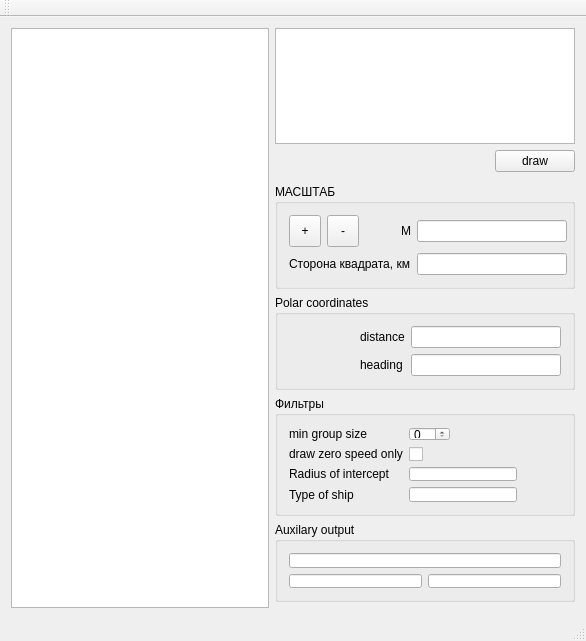
Old version of the form mainwindow.ui in the repository dzmat/sh5_viewer.
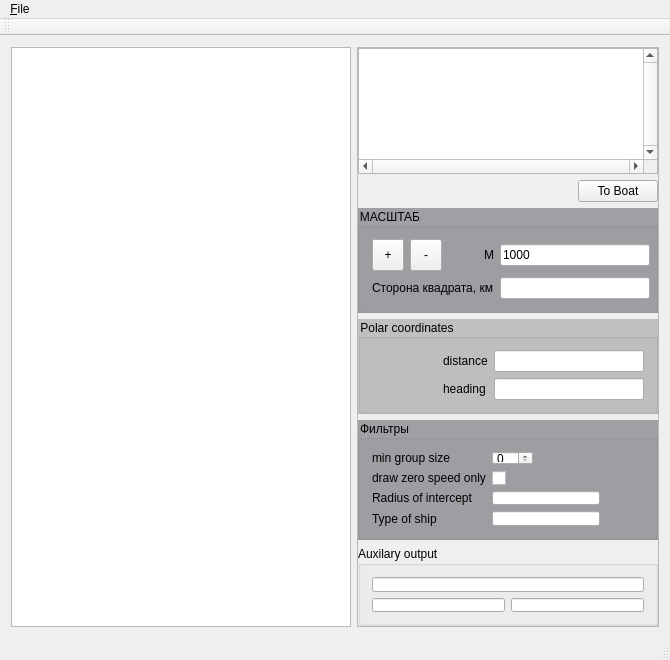
New version of the form.

What changed in the file:
```diff
--- a/mainwindow.ui
+++ b/mainwindow.ui
@@ -6,52 +6,16 @@
    <rect>
     <x>0</x>
     <y>0</y>
-    <width>586</width>
-    <height>641</height>
+    <width>670</width>
+    <height>660</height>
    </rect>
   </property>
   <property name="windowTitle">
    <string>MainWindow</string>
   </property>
   <widget class="QWidget" name="centralWidget">
-   <layout class="QGridLayout" name="gridLayout">
-    <item row="9" column="1">
-     <widget class="QGroupBox" name="groupBox_auxilary">
-      <property name="sizePolicy">
-       <sizepolicy hsizetype="Fixed" vsizetype="Fixed">
-        <horstretch>0</horstretch>
-        <verstretch>0</verstretch>
-       </sizepolicy>
-      </property>
-      <property name="minimumSize">
-       <size>
-        <width>300</width>
-        <height>80</height>
-       </size>
-      </property>
-      <property name="maximumSize">
-       <size>
-        <width>300</width>
-        <height>80</height>
-       </size>
-      </property>
-      <property name="title">
-       <string>Auxilary output</string>
-      </property>
-      <layout class="QGridLayout" name="gridLayout_5">
-       <item row="0" column="0" colspan="2">
-        <widget class="QLineEdit" name="lineEdit_7"/>
-       </item>
-       <item row="1" column="0">
-        <widget class="QLineEdit" name="lineEdit_8"/>
-       </item>
-       <item row="1" column="1">
-        <widget class="QLineEdit" name="lineEdit_9"/>
-       </item>
-      </layout>
-     </widget>
-    </item>
-    <item row="0" column="0" rowspan="11">
+   <layout class="QHBoxLayout" name="horizontalLayout">
+    <item>
      <widget class="QGraphicsView" name="graphicsView">
       <property name="sizePolicy">
        <sizepolicy hsizetype="Expanding" vsizetype="Expanding">
@@ -59,125 +23,75 @@
         <verstretch>0</verstretch>
        </sizepolicy>
       </property>
+      <property name="backgroundBrush">
+       <brush brushstyle="SolidPattern">
+        <color alpha="255">
+         <red>255</red>
+         <green>255</green>
+         <blue>204</blue>
+        </color>
+       </brush>
+      </property>
      </widget>
     </item>
-    <item row="8" column="1">
-     <widget class="QGroupBox" name="groupBox_filters">
-      <property name="sizePolicy">
-       <sizepolicy hsizetype="Fixed" vsizetype="Fixed">
-        <horstretch>0</horstretch>
-        <verstretch>0</verstretch>
-       </sizepolicy>
+    <item>
+     <widget class="QFrame" name="frame_right">
+      <property name="frameShape">
+       <enum>QFrame::StyledPanel</enum>
       </property>
-      <property name="minimumSize">
-       <size>
-        <width>300</width>
-        <height>0</height>
-       </size>
+      <property name="frameShadow">
+       <enum>QFrame::Raised</enum>
       </property>
-      <property name="maximumSize">
-       <size>
-        <width>300</width>
-        <height>120</height>
-       </size>
-      </property>
-      <property name="title">
-       <string>Фильтры</string>
-      </property>
-      <layout class="QFormLayout" name="formLayout">
-       <item row="0" column="0">
-        <widget class="QLabel" name="label_5">
+      <layout class="QVBoxLayout" name="verticalLayout">
+       <property name="leftMargin">
+        <number>0</number>
+       </property>
+       <property name="topMargin">
+        <number>0</number>
+       </property>
+       <property name="rightMargin">
+        <number>0</number>
+       </property>
+       <property name="bottomMargin">
+        <number>0</number>
+       </property>
+       <item>
+        <widget class="QTextEdit" name="textEdit_Memo1">
          <property name="sizePolicy">
-          <sizepolicy hsizetype="Fixed" vsizetype="Preferred">
+          <sizepolicy hsizetype="Fixed" vsizetype="Expanding">
            <horstretch>0</horstretch>
            <verstretch>0</verstretch>
           </sizepolicy>
          </property>
-         <property name="text">
-          <string>min group size</string>
-         </property>
-        </widget>
-       </item>
-       <item row="0" column="1">
-        <widget class="QSpinBox" name="spinBox">
-         <property name="sizePolicy">
-          <sizepolicy hsizetype="Fixed" vsizetype="Fixed">
-           <horstretch>0</horstretch>
-           <verstretch>0</verstretch>
-          </sizepolicy>
-         </property>
          <property name="minimumSize">
           <size>
-           <width>30</width>
+           <width>300</width>
            <height>0</height>
           </size>
          </property>
-        </widget>
-       </item>
-       <item row="1" column="0">
-        <widget class="QLabel" name="label_8">
-         <property name="text">
-          <string>draw zero speed only</string>
+         <property name="verticalScrollBarPolicy">
+          <enum>Qt::ScrollBarAlwaysOn</enum>
          </property>
-        </widget>
-       </item>
-       <item row="1" column="1">
-        <widget class="QCheckBox" name="checkBox">
-         <property name="sizePolicy">
-          <sizepolicy hsizetype="Fixed" vsizetype="Fixed">
-           <horstretch>0</horstretch>
-           <verstretch>0</verstretch>
-          </sizepolicy>
+         <property name="horizontalScrollBarPolicy">
+          <enum>Qt::ScrollBarAlwaysOn</enum>
          </property>
-         <property name="text">
-          <string/>
-         </property>
         </widget>
        </item>
-       <item row="2" column="0">
-        <widget class="QLabel" name="label_6">
+       <item alignment="Qt::AlignRight">
+        <widget class="QPushButton" name="pbToBoat">
          <property name="sizePolicy">
-          <sizepolicy hsizetype="Fixed" vsizetype="Preferred">
-           <horstretch>0</horstretch>
-           <verstretch>0</verstretch>
-          </sizepolicy>
-         </property>
-         <property name="text">
-          <string>Radius of intercept</string>
-         </property>
-        </widget>
-       </item>
-       <item row="2" column="1">
-        <widget class="QLineEdit" name="lineEdit_5">
-         <property name="sizePolicy">
           <sizepolicy hsizetype="Fixed" vsizetype="Fixed">
            <horstretch>0</horstretch>
            <verstretch>0</verstretch>
           </sizepolicy>
          </property>
-         <property name="minimumSize">
-          <size>
-           <width>100</width>
-           <height>0</height>
-          </size>
-         </property>
-        </widget>
-       </item>
-       <item row="3" column="0">
-        <widget class="QLabel" name="label_7">
-         <property name="sizePolicy">
-          <sizepolicy hsizetype="Fixed" vsizetype="Preferred">
-           <horstretch>0</horstretch>
-           <verstretch>0</verstretch>
-          </sizepolicy>
-         </property>
          <property name="text">
-          <string>Type of ship</string>
+          <string>To Boat</string>
          </property>
         </widget>
        </item>
-       <item row="3" column="1">
-        <widget class="QLineEdit" name="lineEdit_6">
+       <item>
+        <widget class="QGroupBox" name="groupBox_scale">
          <property name="sizePolicy">
           <sizepolicy hsizetype="Fixed" vsizetype="Fixed">
            <horstretch>0</horstretch>
@@ -186,83 +100,115 @@
          </property>
          <property name="minimumSize">
           <size>
-           <width>100</width>
+           <width>300</width>
            <height>0</height>
           </size>
          </property>
-        </widget>
-       </item>
-      </layout>
-     </widget>
-    </item>
-    <item row="0" column="1" rowspan="4">
-     <widget class="QTextEdit" name="textEdit">
-      <property name="sizePolicy">
-       <sizepolicy hsizetype="Fixed" vsizetype="Expanding">
-        <horstretch>0</horstretch>
-        <verstretch>0</verstretch>
-       </sizepolicy>
-      </property>
-      <property name="minimumSize">
-       <size>
-        <width>300</width>
-        <height>0</height>
-       </size>
-      </property>
-     </widget>
-    </item>
-    <item row="7" column="1">
-     <widget class="QGroupBox" name="groupBox_polarCoords">
-      <property name="sizePolicy">
-       <sizepolicy hsizetype="Fixed" vsizetype="Fixed">
-        <horstretch>0</horstretch>
-        <verstretch>0</verstretch>
-       </sizepolicy>
-      </property>
-      <property name="minimumSize">
-       <size>
-        <width>300</width>
-        <height>0</height>
-       </size>
-      </property>
-      <property name="maximumSize">
-       <size>
-        <width>300</width>
-        <height>16777215</height>
-       </size>
-      </property>
-      <property name="title">
-       <string>Polar coordinates</string>
-      </property>
-      <layout class="QGridLayout" name="gridLayout_4">
-       <item row="0" column="0">
-        <spacer name="horizontalSpacer">
-         <property name="orientation">
-          <enum>Qt::Horizontal</enum>
-         </property>
-         <property name="sizeHint" stdset="0">
+         <property name="maximumSize">
           <size>
-           <width>67</width>
-           <height>20</height>
+           <width>300</width>
+           <height>16777215</height>
           </size>
          </property>
-        </spacer>
-       </item>
-       <item row="0" column="1">
-        <widget class="QLabel" name="label_3">
-         <property name="sizePolicy">
-          <sizepolicy hsizetype="Fixed" vsizetype="Preferred">
-           <horstretch>0</horstretch>
-           <verstretch>0</verstretch>
-          </sizepolicy>
+         <property name="styleSheet">
+          <string notr="true">QGroupBox{ background: rgb(160, 160, 164) }</string>
          </property>
-         <property name="text">
-          <string>distance</string>
+         <property name="title">
+          <string>МАСШТАБ</string>
          </property>
+         <layout class="QGridLayout" name="gridLayout_2">
+          <item row="0" column="3">
+           <widget class="QLineEdit" name="e_coef">
+            <property name="sizePolicy">
+             <sizepolicy hsizetype="Fixed" vsizetype="Fixed">
+              <horstretch>0</horstretch>
+              <verstretch>0</verstretch>
+             </sizepolicy>
+            </property>
+            <property name="minimumSize">
+             <size>
+              <width>150</width>
+              <height>0</height>
+             </size>
+            </property>
+            <property name="text">
+             <string>1000</string>
+            </property>
+           </widget>
+          </item>
+          <item row="0" column="0">
+           <widget class="QToolButton" name="tbZoomIn">
+            <property name="minimumSize">
+             <size>
+              <width>32</width>
+              <height>32</height>
+             </size>
+            </property>
+            <property name="text">
+             <string>+</string>
+            </property>
+           </widget>
+          </item>
+          <item row="1" column="0" colspan="3" alignment="Qt::AlignRight">
+           <widget class="QLabel" name="label_2">
+            <property name="sizePolicy">
+             <sizepolicy hsizetype="Fixed" vsizetype="Fixed">
+              <horstretch>0</horstretch>
+              <verstretch>0</verstretch>
+             </sizepolicy>
+            </property>
+            <property name="text">
+             <string>Сторона квадрата, км</string>
+            </property>
+           </widget>
+          </item>
+          <item row="0" column="2" alignment="Qt::AlignRight">
+           <widget class="QLabel" name="label">
+            <property name="sizePolicy">
+             <sizepolicy hsizetype="Fixed" vsizetype="Fixed">
+              <horstretch>0</horstretch>
+              <verstretch>0</verstretch>
+             </sizepolicy>
+            </property>
+            <property name="text">
+             <string>M</string>
+            </property>
+           </widget>
+          </item>
+          <item row="0" column="1">
+           <widget class="QToolButton" name="tbZoomOut">
+            <property name="minimumSize">
+             <size>
+              <width>32</width>
+              <height>32</height>
+             </size>
+            </property>
+            <property name="text">
+             <string>-</string>
+            </property>
+           </widget>
+          </item>
+          <item row="1" column="3">
+           <widget class="QLineEdit" name="e_sq_size">
+            <property name="sizePolicy">
+             <sizepolicy hsizetype="Fixed" vsizetype="Fixed">
+              <horstretch>0</horstretch>
+              <verstretch>0</verstretch>
+             </sizepolicy>
+            </property>
+            <property name="minimumSize">
+             <size>
+              <width>150</width>
+              <height>0</height>
+             </size>
+            </property>
+           </widget>
+          </item>
+         </layout>
         </widget>
        </item>
-       <item row="0" column="2">
-        <widget class="QLineEdit" name="lineEdit_3">
+       <item>
+        <widget class="QGroupBox" name="groupBox_polarCoords">
          <property name="sizePolicy">
           <sizepolicy hsizetype="Fixed" vsizetype="Fixed">
            <horstretch>0</horstretch>
@@ -271,70 +217,99 @@
          </property>
          <property name="minimumSize">
           <size>
-           <width>150</width>
+           <width>300</width>
            <height>0</height>
           </size>
          </property>
-        </widget>
-       </item>
-       <item row="1" column="1">
-        <widget class="QLabel" name="label_4">
-         <property name="sizePolicy">
-          <sizepolicy hsizetype="Fixed" vsizetype="Preferred">
-           <horstretch>0</horstretch>
-           <verstretch>0</verstretch>
-          </sizepolicy>
-         </property>
-         <property name="text">
-          <string>heading</string>
-         </property>
-        </widget>
-       </item>
-       <item row="1" column="2">
-        <widget class="QLineEdit" name="lineEdit_4">
-         <property name="sizePolicy">
-          <sizepolicy hsizetype="Fixed" vsizetype="Fixed">
-           <horstretch>0</horstretch>
-           <verstretch>0</verstretch>
-          </sizepolicy>
-         </property>
-         <property name="minimumSize">
+         <property name="maximumSize">
           <size>
-           <width>150</width>
-           <height>0</height>
+           <width>300</width>
+           <height>16777215</height>
           </size>
          </property>
+         <property name="styleSheet">
+          <string notr="true">QGroupBox{ background:rgb(192, 192, 192)}</string>
+         </property>
+         <property name="title">
+          <string>Polar coordinates</string>
+         </property>
+         <layout class="QGridLayout" name="gridLayout_4">
+          <item row="0" column="0">
+           <spacer name="horizontalSpacer">
+            <property name="orientation">
+             <enum>Qt::Horizontal</enum>
+            </property>
+            <property name="sizeHint" stdset="0">
+             <size>
+              <width>67</width>
+              <height>20</height>
+             </size>
+            </property>
+           </spacer>
+          </item>
+          <item row="0" column="1">
+           <widget class="QLabel" name="label_3">
+            <property name="sizePolicy">
+             <sizepolicy hsizetype="Fixed" vsizetype="Preferred">
+              <horstretch>0</horstretch>
+              <verstretch>0</verstretch>
+             </sizepolicy>
+            </property>
+            <property name="text">
+             <string>distance</string>
+            </property>
+           </widget>
+          </item>
+          <item row="0" column="2">
+           <widget class="QLineEdit" name="e_dist">
+            <property name="sizePolicy">
+             <sizepolicy hsizetype="Fixed" vsizetype="Fixed">
+              <horstretch>0</horstretch>
+              <verstretch>0</verstretch>
+             </sizepolicy>
+            </property>
+            <property name="minimumSize">
+             <size>
+              <width>150</width>
+              <height>0</height>
+             </size>
+            </property>
+           </widget>
+          </item>
+          <item row="1" column="1">
+           <widget class="QLabel" name="label_4">
+            <property name="sizePolicy">
+             <sizepolicy hsizetype="Fixed" vsizetype="Preferred">
+              <horstretch>0</horstretch>
+              <verstretch>0</verstretch>
+             </sizepolicy>
+            </property>
+            <property name="text">
+             <string>heading</string>
+            </property>
+           </widget>
+          </item>
+          <item row="1" column="2">
+           <widget class="QLineEdit" name="e_head">
+            <property name="sizePolicy">
+             <sizepolicy hsizetype="Fixed" vsizetype="Fixed">
+              <horstretch>0</horstretch>
+              <verstretch>0</verstretch>
+             </sizepolicy>
+            </property>
+            <property name="minimumSize">
+             <size>
+              <width>150</width>
+              <height>0</height>
+             </size>
+            </property>
+           </widget>
+          </item>
+         </layout>
         </widget>
        </item>
-      </layout>
-     </widget>
-    </item>
-    <item row="6" column="1">
-     <widget class="QGroupBox" name="groupBox_scale">
-      <property name="sizePolicy">
-       <sizepolicy hsizetype="Fixed" vsizetype="Fixed">
-        <horstretch>0</horstretch>
-        <verstretch>0</verstretch>
-       </sizepolicy>
-      </property>
-      <property name="minimumSize">
-       <size>
-        <width>300</width>
-        <height>0</height>
-       </size>
-      </property>
-      <property name="maximumSize">
-       <size>
-        <width>300</width>
-        <height>16777215</height>
-       </size>
-      </property>
-      <property name="title">
-       <string>МАСШТАБ</string>
-      </property>
-      <layout class="QGridLayout" name="gridLayout_2">
-       <item row="1" column="3">
-        <widget class="QLineEdit" name="lineEdit_2">
+       <item>
+        <widget class="QGroupBox" name="groupBox_filters">
          <property name="sizePolicy">
           <sizepolicy hsizetype="Fixed" vsizetype="Fixed">
            <horstretch>0</horstretch>
@@ -343,27 +318,138 @@
          </property>
          <property name="minimumSize">
           <size>
-           <width>150</width>
+           <width>300</width>
            <height>0</height>
           </size>
          </property>
-        </widget>
-       </item>
-       <item row="0" column="1">
-        <widget class="QToolButton" name="toolButton_2">
-         <property name="minimumSize">
+         <property name="maximumSize">
           <size>
-           <width>32</width>
-           <height>32</height>
+           <width>300</width>
+           <height>120</height>
           </size>
          </property>
-         <property name="text">
-          <string>-</string>
+         <property name="styleSheet">
+          <string notr="true">QGroupBox{ background: rgb(160, 160, 164) }</string>
          </property>
+         <property name="title">
+          <string>Фильтры</string>
+         </property>
+         <layout class="QFormLayout" name="formLayout">
+          <item row="0" column="0">
+           <widget class="QLabel" name="label_5">
+            <property name="sizePolicy">
+             <sizepolicy hsizetype="Fixed" vsizetype="Preferred">
+              <horstretch>0</horstretch>
+              <verstretch>0</verstretch>
+             </sizepolicy>
+            </property>
+            <property name="text">
+             <string>min group size</string>
+            </property>
+           </widget>
+          </item>
+          <item row="0" column="1">
+           <widget class="QSpinBox" name="spinMinGroup">
+            <property name="sizePolicy">
+             <sizepolicy hsizetype="Fixed" vsizetype="Fixed">
+              <horstretch>0</horstretch>
+              <verstretch>0</verstretch>
+             </sizepolicy>
+            </property>
+            <property name="minimumSize">
+             <size>
+              <width>30</width>
+              <height>0</height>
+             </size>
+            </property>
+            <property name="toolTip">
+             <string>Минимальное количеcтво кораблей в группе к отриcовке</string>
+            </property>
+           </widget>
+          </item>
+          <item row="1" column="0">
+           <widget class="QLabel" name="label_8">
+            <property name="text">
+             <string>draw zero speed only</string>
+            </property>
+           </widget>
+          </item>
+          <item row="1" column="1">
+           <widget class="QCheckBox" name="chZeroSpeeds">
+            <property name="sizePolicy">
+             <sizepolicy hsizetype="Fixed" vsizetype="Fixed">
+              <horstretch>0</horstretch>
+              <verstretch>0</verstretch>
+             </sizepolicy>
+            </property>
+            <property name="text">
+             <string/>
+            </property>
+           </widget>
+          </item>
+          <item row="2" column="0">
+           <widget class="QLabel" name="label_6">
+            <property name="sizePolicy">
+             <sizepolicy hsizetype="Fixed" vsizetype="Preferred">
+              <horstretch>0</horstretch>
+              <verstretch>0</verstretch>
+             </sizepolicy>
+            </property>
+            <property name="text">
+             <string>Radius of intercept</string>
+            </property>
+           </widget>
+          </item>
+          <item row="2" column="1">
+           <widget class="QLineEdit" name="eradius_of_intercept">
+            <property name="sizePolicy">
+             <sizepolicy hsizetype="Fixed" vsizetype="Fixed">
+              <horstretch>0</horstretch>
+              <verstretch>0</verstretch>
+             </sizepolicy>
+            </property>
+            <property name="minimumSize">
+             <size>
+              <width>100</width>
+              <height>0</height>
+             </size>
+            </property>
+           </widget>
+          </item>
+          <item row="3" column="0">
+           <widget class="QLabel" name="label_7">
+            <property name="sizePolicy">
+             <sizepolicy hsizetype="Fixed" vsizetype="Preferred">
+              <horstretch>0</horstretch>
+              <verstretch>0</verstretch>
+             </sizepolicy>
+            </property>
+            <property name="text">
+             <string>Type of ship</string>
+            </property>
+           </widget>
+          </item>
+          <item row="3" column="1">
+           <widget class="QLineEdit" name="e_flt_type_of_ship">
+            <property name="sizePolicy">
+             <sizepolicy hsizetype="Fixed" vsizetype="Fixed">
+              <horstretch>0</horstretch>
+              <verstretch>0</verstretch>
+             </sizepolicy>
+            </property>
+            <property name="minimumSize">
+             <size>
+              <width>100</width>
+              <height>0</height>
+             </size>
+            </property>
+           </widget>
+          </item>
+         </layout>
         </widget>
        </item>
-       <item row="0" column="3">
-        <widget class="QLineEdit" name="lineEdit">
+       <item>
+        <widget class="QGroupBox" name="groupBox_auxilary">
          <property name="sizePolicy">
           <sizepolicy hsizetype="Fixed" vsizetype="Fixed">
            <horstretch>0</horstretch>
@@ -372,67 +458,39 @@
          </property>
          <property name="minimumSize">
           <size>
-           <width>150</width>
-           <height>0</height>
+           <width>300</width>
+           <height>80</height>
           </size>
          </property>
-        </widget>
-       </item>
-       <item row="0" column="0">
-        <widget class="QToolButton" name="toolButton">
-         <property name="minimumSize">
+         <property name="maximumSize">
           <size>
-           <width>32</width>
-           <height>32</height>
+           <width>300</width>
+           <height>80</height>
           </size>
          </property>
-         <property name="text">
-          <string>+</string>
+         <property name="title">
+          <string>Auxilary output</string>
          </property>
+         <layout class="QGridLayout" name="gridLayout_5">
+          <item row="0" column="0" colspan="2">
+           <widget class="QLineEdit" name="e_coords">
+            <property name="readOnly">
+             <bool>true</bool>
+            </property>
+           </widget>
+          </item>
+          <item row="1" column="0">
+           <widget class="QLineEdit" name="e_tmp"/>
+          </item>
+          <item row="1" column="1">
+           <widget class="QLineEdit" name="e_tmp2"/>
+          </item>
+         </layout>
         </widget>
        </item>
-       <item row="1" column="0" colspan="3" alignment="Qt::AlignRight">
-        <widget class="QLabel" name="label_2">
-         <property name="sizePolicy">
-          <sizepolicy hsizetype="Fixed" vsizetype="Fixed">
-           <horstretch>0</horstretch>
-           <verstretch>0</verstretch>
-          </sizepolicy>
-         </property>
-         <property name="text">
-          <string>Сторона квадрата, км</string>
-         </property>
-        </widget>
-       </item>
-       <item row="0" column="2" alignment="Qt::AlignRight">
-        <widget class="QLabel" name="label">
-         <property name="sizePolicy">
-          <sizepolicy hsizetype="Fixed" vsizetype="Fixed">
-           <horstretch>0</horstretch>
-           <verstretch>0</verstretch>
-          </sizepolicy>
-         </property>
-         <property name="text">
-          <string>M</string>
-         </property>
-        </widget>
-       </item>
       </layout>
      </widget>
     </item>
-    <item row="4" column="1" alignment="Qt::AlignRight">
-     <widget class="QPushButton" name="pushButton_2">
-      <property name="sizePolicy">
-       <sizepolicy hsizetype="Fixed" vsizetype="Fixed">
-        <horstretch>0</horstretch>
-        <verstretch>0</verstretch>
-       </sizepolicy>
-      </property>
-      <property name="text">
-       <string>draw</string>
-      </property>
-     </widget>
-    </item>
    </layout>
   </widget>
   <widget class="QMenuBar" name="menuBar">
@@ -440,10 +498,17 @@
     <rect>
      <x>0</x>
      <y>0</y>
-     <width>586</width>
+     <width>670</width>
      <height>21</height>
     </rect>
    </property>
+   <widget class="QMenu" name="menuFile">
+    <property name="title">
+     <string>&amp;File</string>
+    </property>
+    <addaction name="actionOpen"/>
+   </widget>
+   <addaction name="menuFile"/>
   </widget>
   <widget class="QToolBar" name="mainToolBar">
    <attribute name="toolBarArea">
```
Left out of the diff: 5 changed lines with no effect on the pictures.
